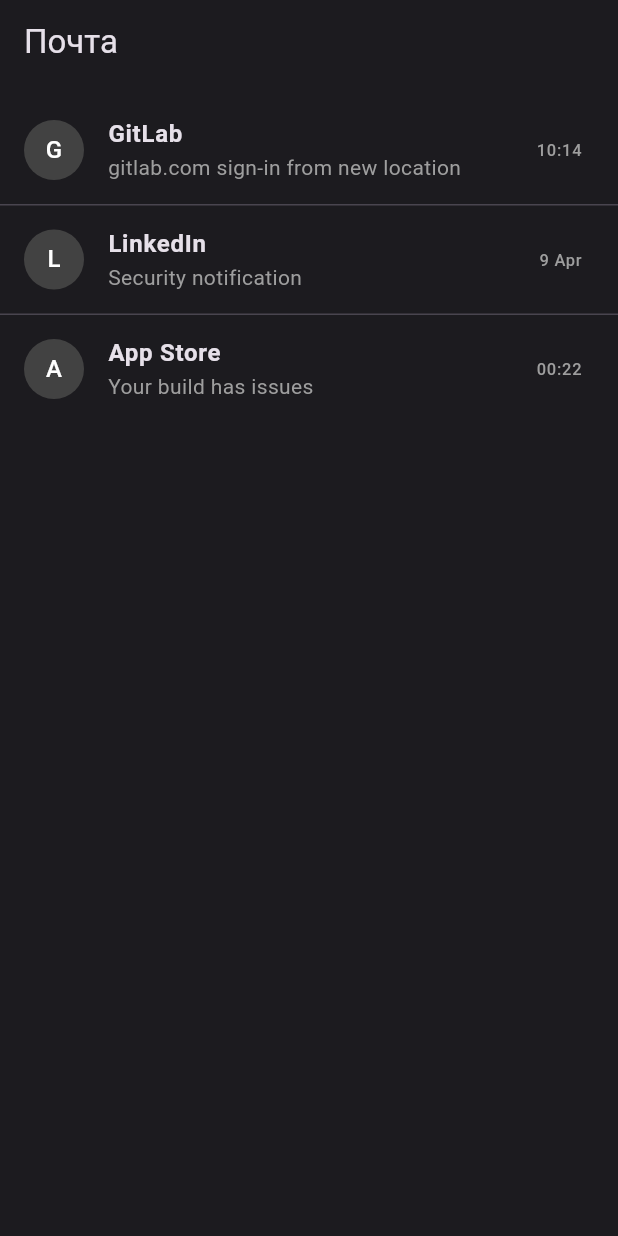
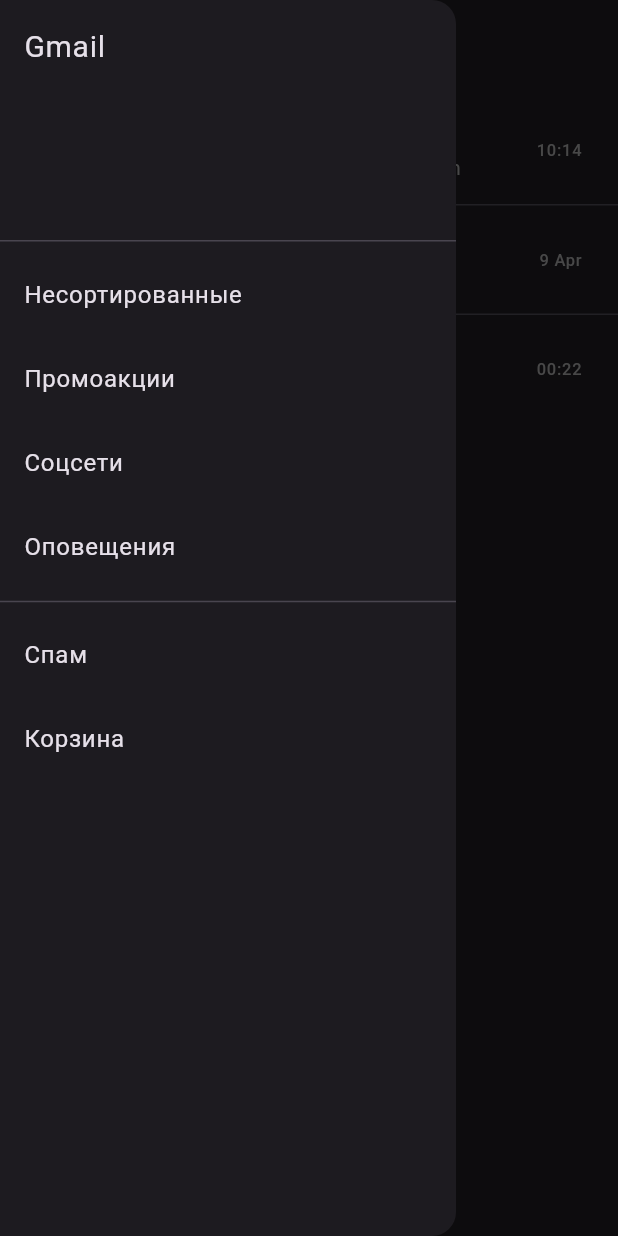
Before and after one commit to dariaivanow/mail_ui, a Flutter app: the screen it shows after launch, with the side drawer open (before the commit the screen has no drawer), on a phone screen of 412 x 824 dp. Run offline on Flutter 3.47's test engine with Material 3 defaults, Android fonts, the light colour scheme and no system bars.

Commit message:
Боковое меню

```diff
--- a/lib/main.dart
+++ b/lib/main.dart
@@ -37,7 +37,7 @@
     return Scaffold(
       appBar: AppBar(title: const Text("Почта")),
       // Drawer (боковое меню) пока закомментирован, так как класс еще не создан
-      // drawer: const CategoriesScreen(),
+      drawer: const CategoriesScreen(),
       body: ListView.separated(
         padding: const EdgeInsets.symmetric(vertical: 8),
         itemCount: emails.length,
@@ -58,3 +58,25 @@
     );
   }
 }
+class CategoriesScreen extends StatelessWidget {
+  const CategoriesScreen({super.key});
+
+  @override
+  Widget build(BuildContext context) {
+    return Drawer( // Оборачиваем в Drawer для корректного отображения
+      child: ListView(
+        padding: EdgeInsets.zero,
+        children: const [
+          DrawerHeader(child: Text("Gmail", style: TextStyle(fontSize: 20))),
+          ListTile(title: Text("Несортированные")),
+          ListTile(title: Text("Промоакции")),
+          ListTile(title: Text("Соцсети")),
+          ListTile(title: Text("Оповещения")),
+          Divider(),
+          ListTile(title: Text("Спам")),
+          ListTile(title: Text("Корзина")),
+        ],
+      ),
+    );
+  }
+}
```
